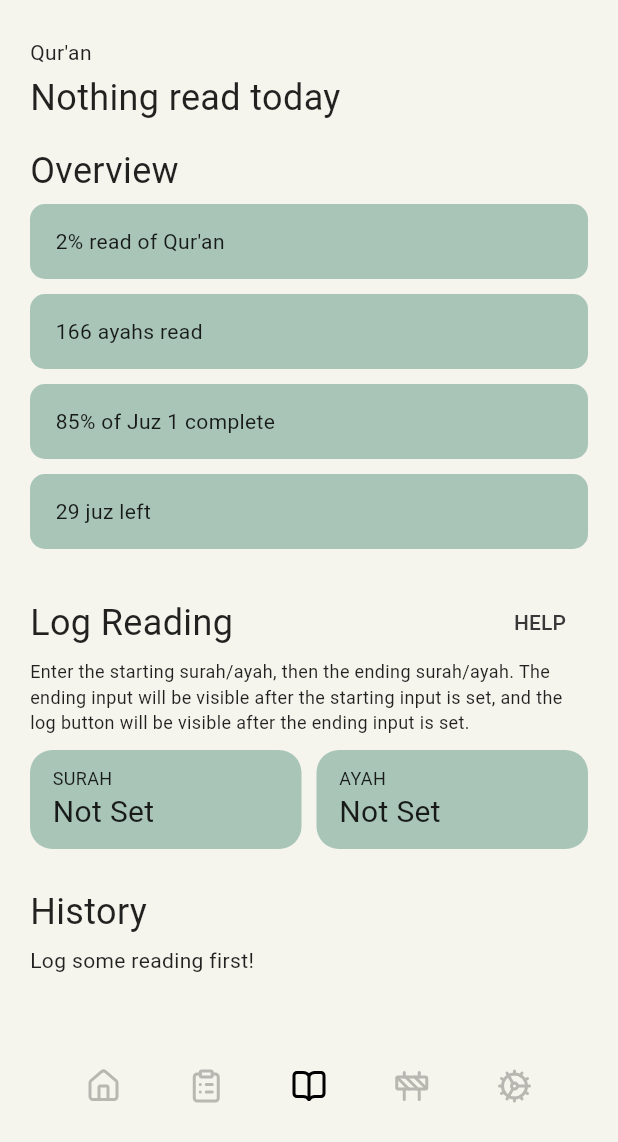
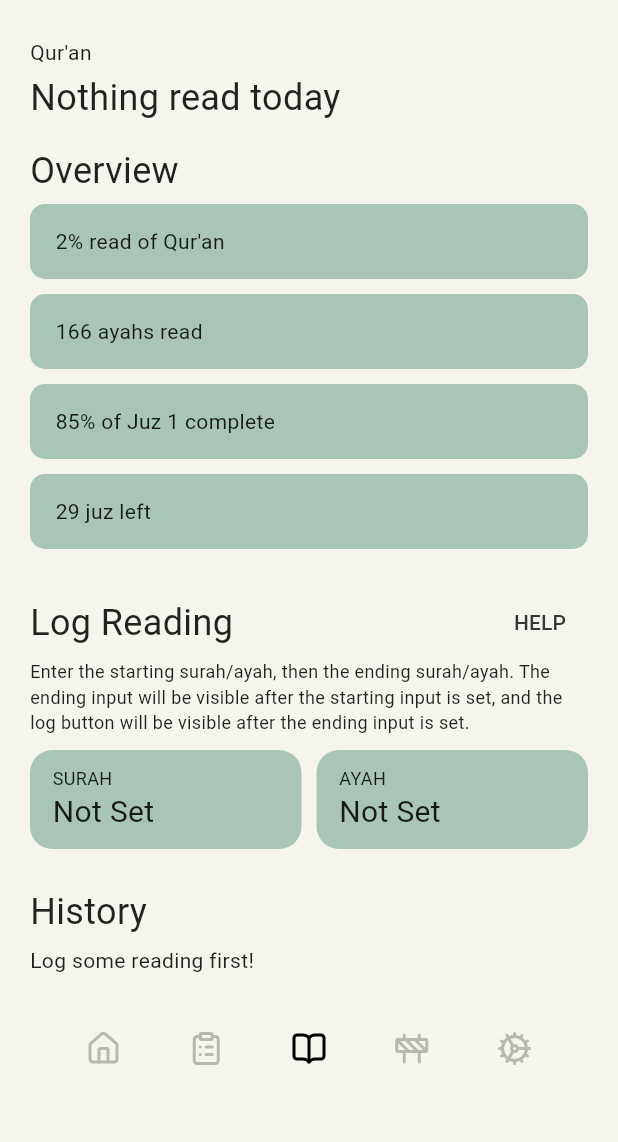
Before and after one commit to hkamran80/ramadan-taskminder, a Flutter app: the QuranScreen screen opened by its route, after a tap on "HELP", on a phone screen of 412 x 824 dp. Shown: the top 1142 px of the screen. Run offline on Flutter 3.47's test engine with Material 2 defaults, Android fonts, the phone set to English and light mode, and no system bars; our stand-ins replace go_router, google_fonts, hijri, hive_flutter, lucide_icons; accounts and stored records are empty; Roboto replaces fonts that are missing (Numans).

```diff
--- a/lib/screens/quran.dart
+++ b/lib/screens/quran.dart
@@ -29,6 +29,8 @@ class _QuranScreenState extends State<QuranScreen> {
   int endingSurah = -1;
   int endingAyah = 0;
 
+  bool showHelp = false;
+
   @override
   void initState() {
     super.initState();
@@ -42,6 +44,10 @@ class _QuranScreenState extends State<QuranScreen> {
       quran.put("history", []);
     } else {
       history = quranHistory;
+      history.sort(
+        (a, b) => DateTime.parse(a[0].toString())
+            .compareTo(DateTime.parse(b[0].toString())),
+      );
     }
   }
 
@@ -52,11 +58,15 @@ class _QuranScreenState extends State<QuranScreen> {
           .map(int.parse)
           .toList();
 
+      int currentSurahAyahs =
+          int.parse(surahs[lastEntry[0] - 1]["ayahs"].toString());
+
       startingSurah = surahs.length == lastEntry[0] ? 1 : lastEntry[0];
-      startingAyah = int.parse(surahs[lastEntry[0] - 1]["ayahs"].toString()) >=
-              lastEntry[1]
-          ? 1
-          : lastEntry[1] + 1;
+      if (lastEntry[1] < currentSurahAyahs) {
+        startingSurah = lastEntry[0] - 1;
+      }
+
+      startingAyah = lastEntry[1] < currentSurahAyahs ? lastEntry[1] + 1 : 1;
     }
   }
 
@@ -112,13 +122,14 @@ class _QuranScreenState extends State<QuranScreen> {
                         SectionHeader(
                           title: "Log Reading",
                           buttonText: "Help",
-                          onClick: () {},
+                          onClick: (() => setState(() => showHelp = !showHelp)),
                         ),
-                        // TODO: Add toggle
-                        const Text(
-                          "Enter the starting surah/ayah, then the ending surah/ayah. The ending input will be visible after the starting input is set, and the log button will be visible after the ending input is set.",
-                          style: TextStyle(fontSize: 12),
-                        ),
+                        showHelp
+                            ? const Text(
+                                "Enter the starting surah/ayah, then the ending surah/ayah. The ending input will be visible after the starting input is set, and the log button will be visible after the ending input is set.",
+                                style: TextStyle(fontSize: 12),
+                              )
+                            : const SizedBox(),
                         const SizedBox(height: 10),
                         Wrap(
                           runSpacing: 10,
@@ -243,10 +254,7 @@ class _QuranScreenState extends State<QuranScreen> {
                             : const Text("Log some reading first!"),
                       ],
                     ),
-                    const SizedBox(
-                      height: 25,
-                    ),
-                    const PageFooter()
+                    const PageFooter(),
                   ],
                 ),
               ),
```
